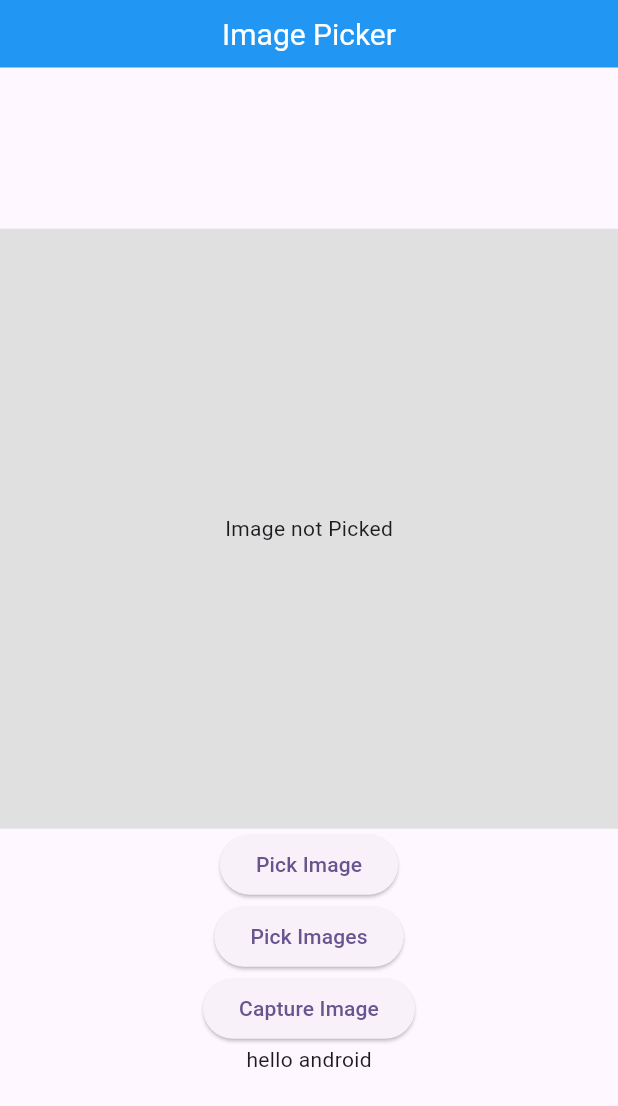
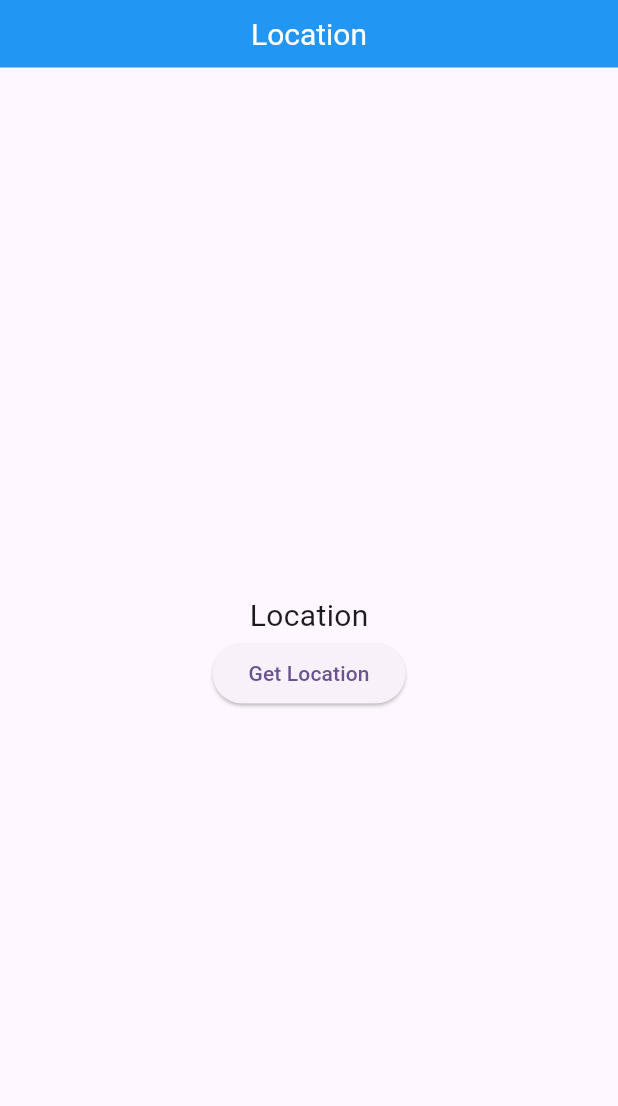
Before and after one commit to pb-droid93/madan-practice, a Flutter app: the screen it shows after launch, on a phone screen of 412 x 824 dp. Shown: the top 1106 px of the screen. Run offline on Flutter 3.47's test engine with Material 3 defaults, Android fonts, the phone set to English and light mode, and no system bars; our stand-ins replace fluttertoast, geolocator, google_fonts, image_picker.

Commit message:
geo locator

```diff
--- a/lib/main.dart
+++ b/lib/main.dart
@@ -4,6 +4,7 @@ import 'package:practice_flutter/ui/visa_card_design.dart';
 import 'package:practice_flutter/utils/colors.dart';
 import 'package:practice_flutter/widget/drop_down_list.dart';
 import 'package:practice_flutter/widget/image_picker_widet.dart';
+import 'package:practice_flutter/widget/location.dart';
 import 'package:practice_flutter/widget/stack.dart';
 import 'package:practice_flutter/widget/tab_bar.dart';
 
@@ -26,7 +27,7 @@ class MyApp extends StatelessWidget {
         colorScheme: ColorScheme.fromSeed(seedColor: Colors.deepPurple),
         useMaterial3: true,
       ),
-      home: const ImagePickerWidget(),
+      home: const LocationTest(),
     );
   }
 }
--- /dev/null
+++ b/lib/widget/location.dart
@@ -0,0 +1,75 @@
+import 'package:flutter/material.dart';
+import 'package:fluttertoast/fluttertoast.dart';
+import 'package:geolocator/geolocator.dart';
+import 'package:practice_flutter/widget/cutom_appbar.dart';
+
+class LocationTest extends StatefulWidget {
+  const LocationTest({super.key});
+
+  @override
+  State<LocationTest> createState() => _LocationTestState();
+}
+
+class _LocationTestState extends State<LocationTest> {
+  Position? position;
+  String? latitude;
+  String? longitude;
+
+  fetchLocation() async {
+    bool serviceEnable;
+    LocationPermission permission;
+    serviceEnable = await Geolocator.isLocationServiceEnabled();
+
+    if (!serviceEnable) {
+      Fluttertoast.showToast(msg: 'Location Service is Disabled');
+    }
+
+    permission = await Geolocator.checkPermission();
+
+    if (permission == LocationPermission.denied) {
+      permission = await Geolocator.requestPermission();
+      if (permission == LocationPermission.denied) {
+        Fluttertoast.showToast(msg: "You denied the permission");
+      }
+    }
+    if (permission == LocationPermission.deniedForever) {
+      Fluttertoast.showToast(msg: 'You denied the permission forever');
+    }
+    Position currentPostion = await Geolocator.getCurrentPosition();
+    setState(() {
+      position = currentPostion;
+      latitude = currentPostion.latitude.toString();
+      longitude = currentPostion.longitude.toString();
+    });
+  }
+
+  @override
+  Widget build(BuildContext context) {
+    return Scaffold(
+      appBar: const PreferredSize(
+        preferredSize: Size.fromHeight(45),
+        child: CustomAppbar(
+          titleText: "Location",
+        ),
+      ),
+      body: SafeArea(
+        child: Center(
+          child: Column(
+            mainAxisAlignment: MainAxisAlignment.center,
+            children: [
+              Text(
+                position == null ? "Location" : position.toString(),
+                style: const TextStyle(fontSize: 20),
+              ),
+              ElevatedButton(
+                  onPressed: () {
+                    fetchLocation();
+                  },
+                  child: const Text('Get Location')),
+            ],
+          ),
+        ),
+      ),
+    );
+  }
+}
--- a/pubspec.yaml
+++ b/pubspec.yaml
@@ -38,6 +38,8 @@ dependencies:
 
   google_fonts: ^6.2.1
   image_picker:
+  geolocator:
+  fluttertoast:
 
 dev_dependencies:
   flutter_test:
```
Also changed, not shown: pubspec.lock, 2 other files.
